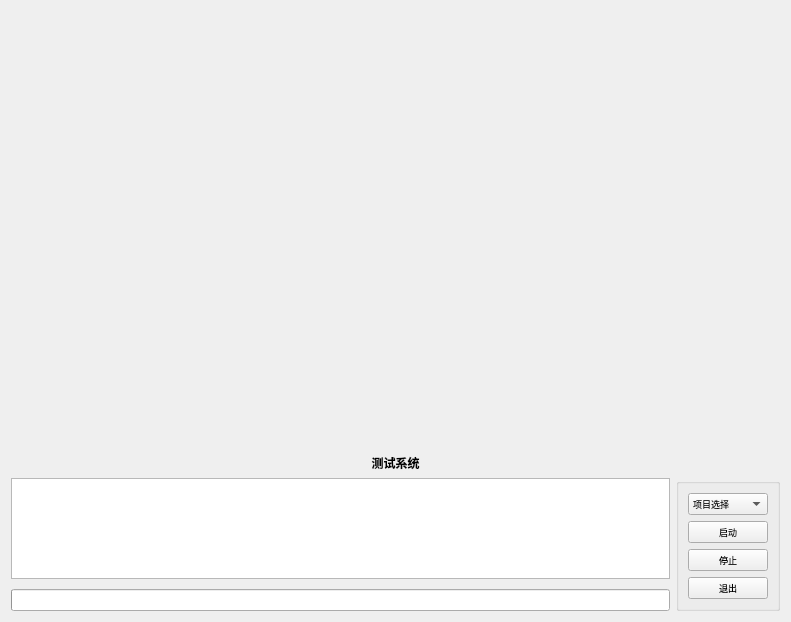
Qt form ui/loading.ui (clint456/PySide6-Project) before a commit.
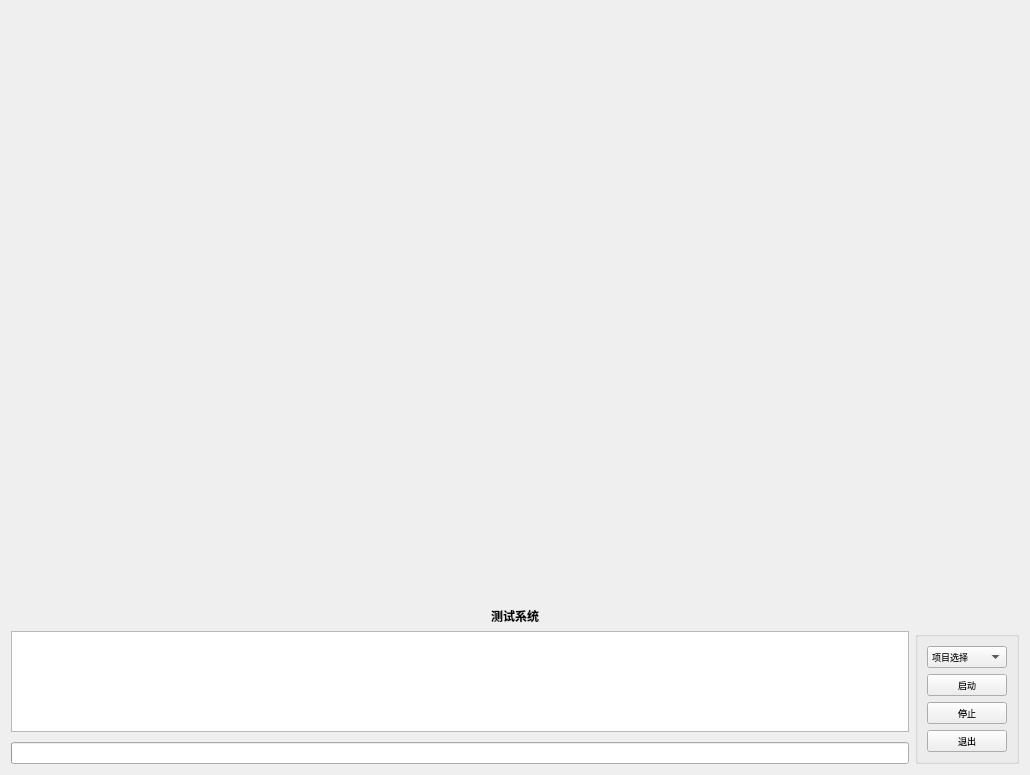
The same form after that commit. Icons and pictures are not drawn.

The edit to the form file:
```diff
--- a/ui/loading.ui
+++ b/ui/loading.ui
@@ -2,12 +2,18 @@
 <ui version="4.0">
  <class>LoadingScreen</class>
  <widget class="QWidget" name="LoadingScreen">
+  <property name="windowModality">
+   <enum>Qt::NonModal</enum>
+  </property>
+  <property name="enabled">
+   <bool>true</bool>
+  </property>
   <property name="geometry">
    <rect>
     <x>0</x>
     <y>0</y>
-    <width>791</width>
-    <height>622</height>
+    <width>1030</width>
+    <height>775</height>
    </rect>
   </property>
   <property name="minimumSize">
```
Left out of the diff: 2 changed lines with no effect on the pictures.
